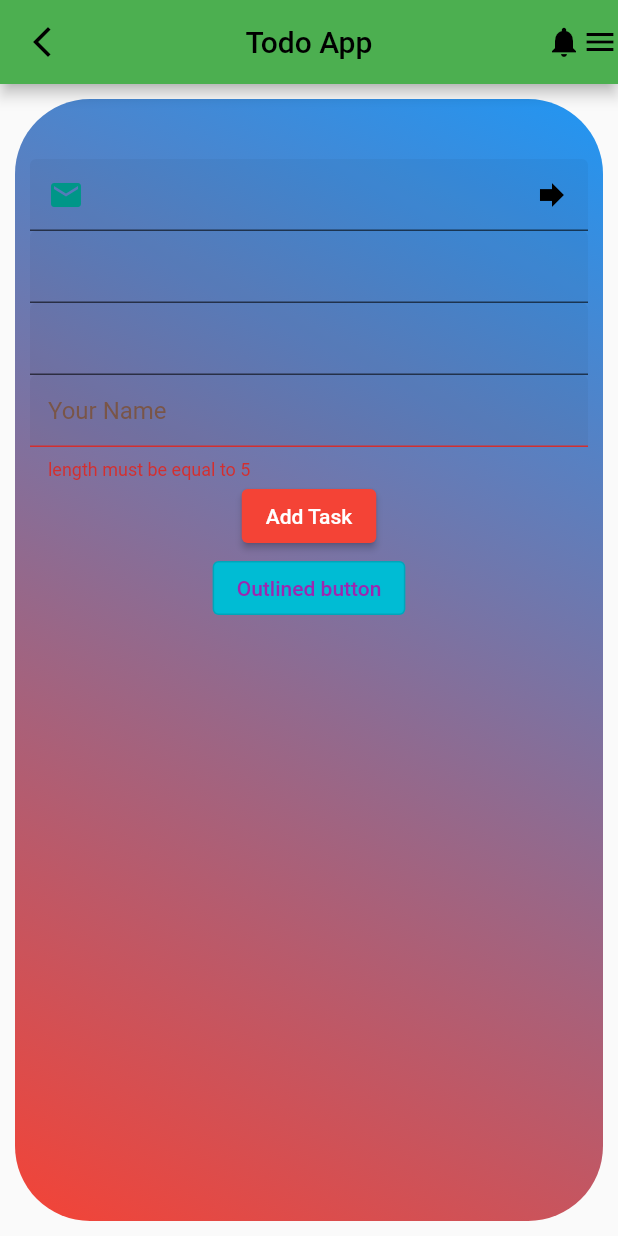
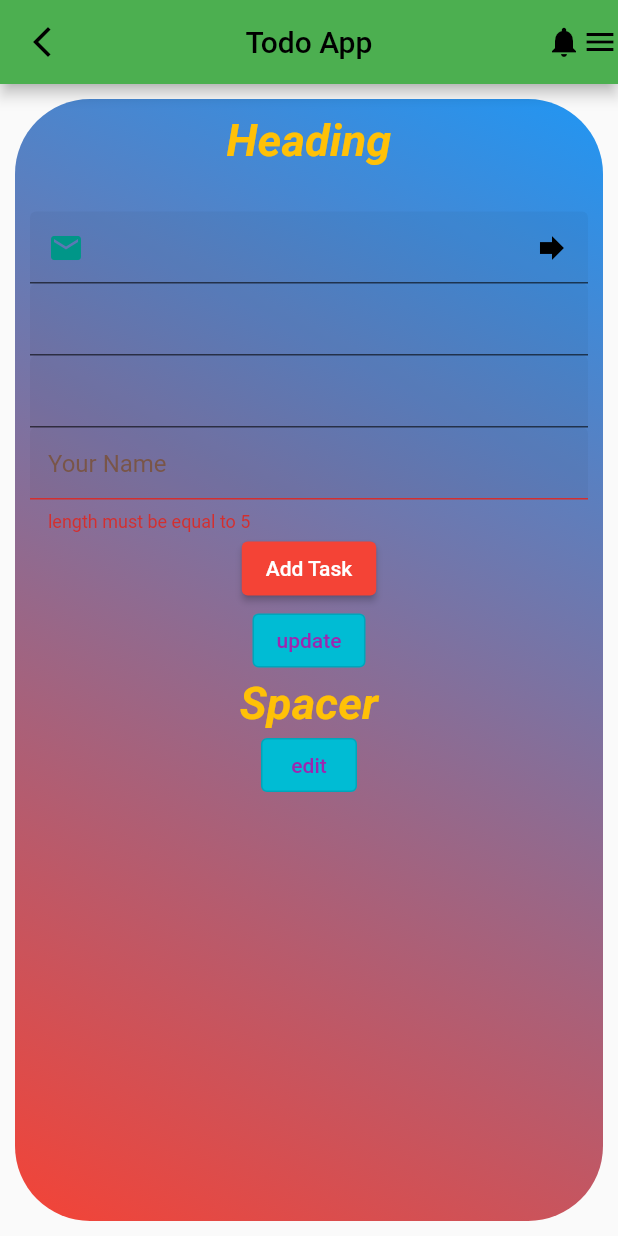
Before and after one commit to MuhammadHaris55/flutter-beginners-tutorial, a Flutter app: the screen it shows after launch, after a tap on "Add Task", on a phone screen of 412 x 824 dp. Run offline on Flutter 3.47's test engine with Material 2 defaults, Android fonts, the phone set to English and light mode, and no system bars.

Commit message:
folder structure, global widgets, routing, way to define color, images, svg's and other assets globally and dummy data

```diff
--- /dev/null
+++ b/lib/common/heading.dart
@@ -0,0 +1,19 @@
+import 'package:flutter/material.dart';
+
+class Heading extends StatelessWidget {
+  String text;
+  Heading({super.key, required this.text});
+
+  @override
+  Widget build(BuildContext context) {
+    return Text(
+      text,
+      style: TextStyle(
+        color: Colors.amber,
+        fontSize: 30,
+        fontWeight: FontWeight.bold,
+        fontStyle: FontStyle.italic,
+      ),
+    );
+  }
+}
--- /dev/null
+++ b/lib/common/submit_button.dart
@@ -0,0 +1,21 @@
+import 'package:flutter/material.dart';
+
+import '../second_screen.dart';
+
+class SubmitButton extends StatelessWidget {
+  String text;
+  VoidCallback onpressHandler;
+  SubmitButton({
+    super.key,
+    required this.text,
+    required this.onpressHandler,
+  });
+
+  @override
+  Widget build(BuildContext context) {
+    return OutlinedButton(
+      onPressed: onpressHandler,
+      child: Text(text),
+    );
+  }
+}
--- a/lib/main.dart
+++ b/lib/main.dart
@@ -1,5 +1,10 @@
 import 'package:flutter/material.dart';
 import 'package:flutter/services.dart';
+import 'package:myapp/common/submit_button.dart';
+import 'package:myapp/routing/app_router.dart';
+import 'package:myapp/second_screen.dart';
+
+import 'common/heading.dart';
 
 void main() {
   runApp(const MyApp());
@@ -49,6 +54,7 @@ class MyApp extends StatelessWidget {
         ),
         primarySwatch: Colors.yellow,
       ),
+      onGenerateRoute: (settings) => generateRoute(settings),
       home: const MyHomePage(
           // title: 'Flutter demo app',
           ),
@@ -135,6 +141,7 @@ class _MyHomePageState extends State<MyHomePage> {
           child: Column(
             mainAxisAlignment: MainAxisAlignment.start,
             children: [
+              Heading(text: 'Heading'),
               const SizedBox(height: 30),
               TextFormField(
                 textCapitalization: TextCapitalization.words,
@@ -190,9 +197,31 @@ class _MyHomePageState extends State<MyHomePage> {
                 ),
                 child: const Text('Add Task'),
               ),
-              OutlinedButton(
-                onPressed: () {},
-                child: const Text('Outlined button'),
+              // OutlinedButton(
+              //   onPressed: () {
+              //     Navigator.push(
+              //       context,
+              //       MaterialPageRoute(
+              //           builder: (context) => const SecondScreen()),
+              //     );
+              //   },
+              //   child: const Text('update'),
+              // ),
+              SubmitButton(
+                  text: 'update',
+                  onpressHandler: () {
+                    print('working');
+                    Navigator.push(
+                      context,
+                      MaterialPageRoute(
+                        builder: (context) => const SecondScreen(),
+                      ),
+                    );
+                  }),
+              Heading(text: 'Spacer'),
+              SubmitButton(
+                text: 'edit',
+                onpressHandler: () {},
               ),
               const SizedBox(height: 40),
 
--- /dev/null
+++ b/lib/routing/app_router.dart
@@ -0,0 +1,27 @@
+import 'package:flutter/material.dart';
+import 'package:myapp/main.dart';
+import 'package:myapp/routing/route_path.dart';
+import 'package:myapp/second_screen.dart';
+
+Route<dynamic> generateRoute(RouteSettings routeSettings) {
+  switch (routeSettings.name) {
+    case RoutePath.homePage:
+      return MaterialPageRoute(
+        builder: (_) => const MyHomePage(),
+      );
+
+    case RoutePath.secondScreen:
+      return MaterialPageRoute(
+        builder: (_) => const SecondScreen(),
+      );
+
+    default:
+      return MaterialPageRoute(
+        builder: (_) => const Scaffold(
+          body: Center(
+            child: Text('Page not found!'),
+          ),
+        ),
+      );
+  }
+}
--- /dev/null
+++ b/lib/routing/route_path.dart
@@ -0,0 +1,4 @@
+class RoutePath {
+  static const String homePage = '/homePage';
+  static const String secondScreen = '/secondScreen';
+}
```
Also changed, not shown: lib/constant/dummy_data.dart (added, +9 -0 lines), lib/constant/global_variables.dart (added, +11 -0 lines), lib/features/add_update/add_update_view.dart (added, +20 -0 lines), lib/second_screen.dart (+28 -3 lines), lib/features/add_update/add_update_controller.dart (added), lib/features/add_update/add_update_model.dart (added).
